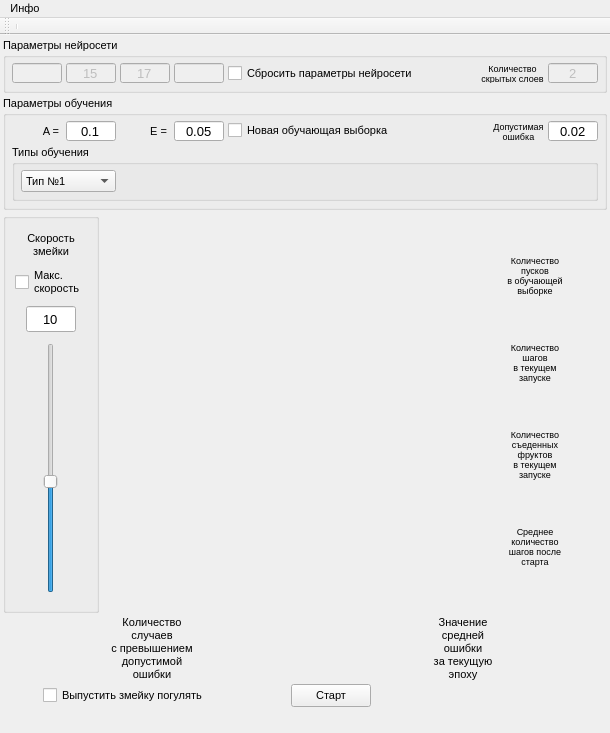
Qt form smartSnake/resources/MainWindow.ui (Max-Azarov/neuralNetSnake) before a commit.
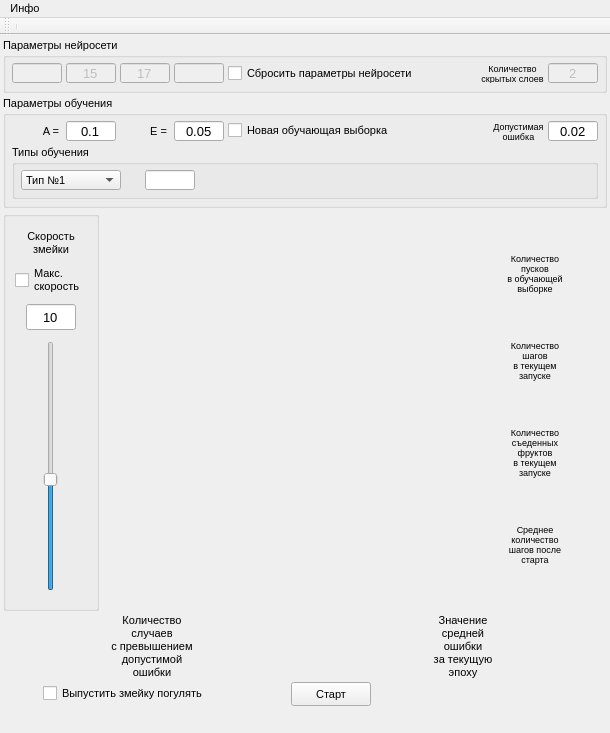
The same form after that commit. Custom widgets are drawn as their Qt base class.

Patch:
```diff
--- a/smartSnake/resources/MainWindow.ui
+++ b/smartSnake/resources/MainWindow.ui
@@ -696,9 +696,21 @@
          </property>
          <layout class="QVBoxLayout" name="verticalLayout_2">
           <item>
-           <layout class="QHBoxLayout" name="horizontalLayout_5" stretch="1,5">
+           <layout class="QHBoxLayout" name="horizontalLayout_5" stretch="1,1,1,5">
             <item>
              <widget class="QComboBox" name="cboLearningType">
+              <property name="minimumSize">
+               <size>
+                <width>100</width>
+                <height>20</height>
+               </size>
+              </property>
+              <property name="maximumSize">
+               <size>
+                <width>100</width>
+                <height>20</height>
+               </size>
+              </property>
               <property name="editable">
                <bool>false</bool>
               </property>
@@ -734,14 +746,48 @@
               <property name="orientation">
                <enum>Qt::Horizontal</enum>
               </property>
+              <property name="sizeType">
+               <enum>QSizePolicy::Fixed</enum>
+              </property>
               <property name="sizeHint" stdset="0">
                <size>
-                <width>40</width>
+                <width>20</width>
                 <height>20</height>
                </size>
               </property>
              </spacer>
             </item>
+            <item>
+             <widget class="QLineEdit" name="leParamLearning">
+              <property name="minimumSize">
+               <size>
+                <width>50</width>
+                <height>20</height>
+               </size>
+              </property>
+              <property name="maximumSize">
+               <size>
+                <width>50</width>
+                <height>20</height>
+               </size>
+              </property>
+              <property name="font">
+               <font>
+                <pointsize>10</pointsize>
+               </font>
+              </property>
+              <property name="alignment">
+               <set>Qt::AlignCenter</set>
+              </property>
+             </widget>
+            </item>
+            <item>
+             <widget class="QLabel" name="lblParamLearning">
+              <property name="text">
+               <string/>
+              </property>
+             </widget>
+            </item>
            </layout>
           </item>
          </layout>
```
Left out of the diff: 5 changed lines with no effect on the pictures.
